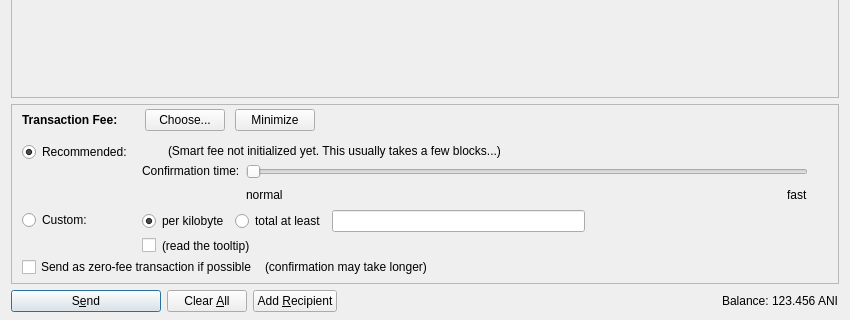
First picture: the form in src/qt/forms/sendcoinsdialog.ui, repository Animecointeam/Animecoin, before the edit; both pictures show x 0 to 850 and y 206 to 526 of the 850 by 526 pixel window.
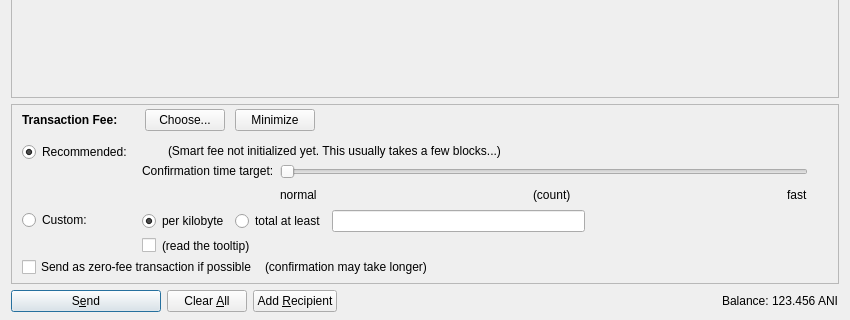
Second picture: the form after the edit. Icons and pictures are not drawn. Custom widgets are drawn as their Qt base class.

Commit message: Improve smart fee slider while we're at it.

What changed in the file:
```diff
--- a/src/qt/forms/sendcoinsdialog.ui
+++ b/src/qt/forms/sendcoinsdialog.ui
@@ -1060,7 +1060,7 @@
                    <item>
                     <widget class="QLabel" name="labelSmartFee3">
                      <property name="text">
-                      <string>Confirmation time:</string>
+                      <string>Confirmation time target:</string>
                      </property>
                      <property name="margin">
                       <number>2</number>
@@ -1124,6 +1124,26 @@
                        </property>
                       </widget>
                      </item>
+                     <item>
+                      <spacer name="horizontalSpacer_7">
+                       <property name="orientation">
+                        <enum>Qt::Horizontal</enum>
+                       </property>
+                       <property name="sizeHint" stdset="0">
+                        <size>
+                         <width>40</width>
+                         <height>20</height>
+                        </size>
+                       </property>
+                      </spacer>
+                     </item>
+                     <item>
+                      <widget class="QLabel" name="confirmationTargetLabel">
+                       <property name="text">
+                        <string>(count)</string>
+                       </property>
+                      </widget>
+                     </item>
                      <item>
                       <spacer name="horizontalSpacer_3">
                        <property name="orientation">
```
The commit also changes 6 other files.
